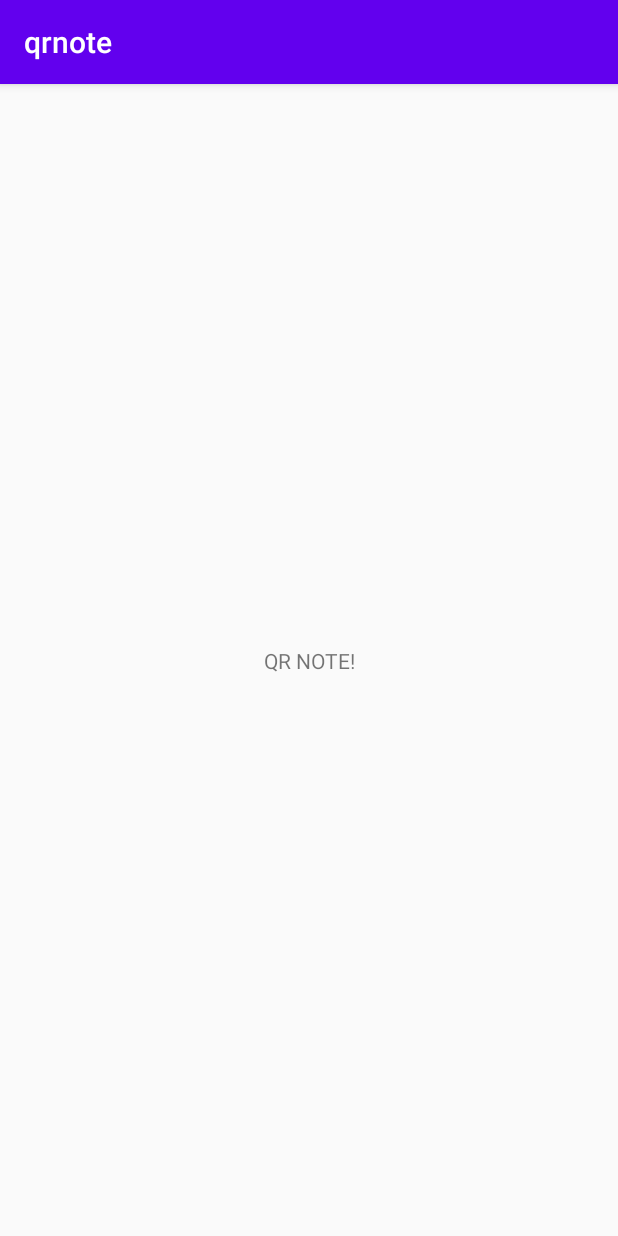
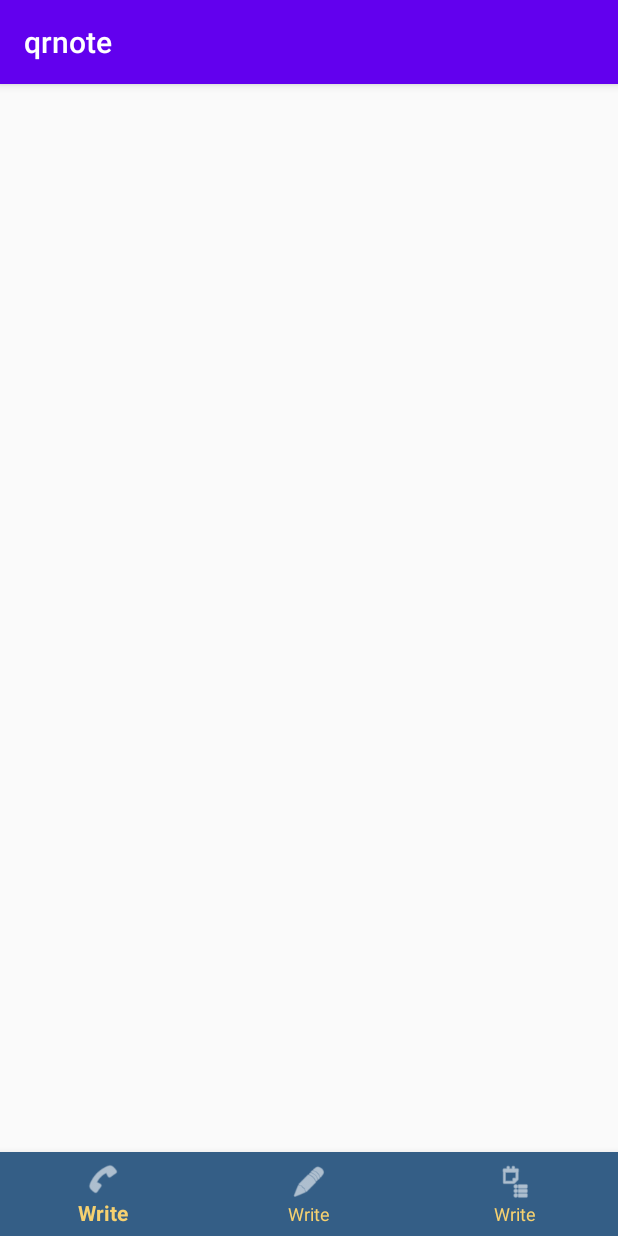
Before and after one commit to InsuJeong77/qrnote, an Android app: the screen it shows after launch (MainActivity), on a phone screen of 412 x 824 dp. Run offline under Robolectric (Android 15) with nearby library versions, the phone set to English and light mode, and no system bars.

Commit message:
bottom view navigator build
Signed-off-by: insujeong <wjddlstn0614@naver.com>

```diff
--- a/app/build.gradle
+++ b/app/build.gradle
@@ -26,6 +26,7 @@ dependencies {
     implementation fileTree(dir: "libs", include: ["*.jar"])
     implementation 'androidx.appcompat:appcompat:1.1.0'
     implementation 'androidx.constraintlayout:constraintlayout:1.1.3'
+    implementation 'com.google.android.material:material:1.0.0'
     testImplementation 'junit:junit:4.12'
     androidTestImplementation 'androidx.test.ext:junit:1.1.1'
     androidTestImplementation 'androidx.test.espresso:espresso-core:3.2.0'
--- a/app/src/main/res/layout/activity_main.xml
+++ b/app/src/main/res/layout/activity_main.xml
@@ -1,18 +1,25 @@
 <?xml version="1.0" encoding="utf-8"?>
-<androidx.constraintlayout.widget.ConstraintLayout xmlns:android="http://schemas.android.com/apk/res/android"
+<RelativeLayout xmlns:android="http://schemas.android.com/apk/res/android"
     xmlns:app="http://schemas.android.com/apk/res-auto"
     xmlns:tools="http://schemas.android.com/tools"
     android:layout_width="match_parent"
     android:layout_height="match_parent"
     tools:context=".MainActivity">
 
-    <TextView
-        android:layout_width="wrap_content"
+    <FrameLayout
+        android:layout_width="match_parent"
+        android:layout_height="match_parent"
+        android:id="@+id/container"></FrameLayout>
+
+    <com.google.android.material.bottomnavigation.BottomNavigationView
+        android:id="@+id/bottom_menu"
+        android:layout_width="match_parent"
         android:layout_height="wrap_content"
-        android:text="QR NOTE!"
-        app:layout_constraintBottom_toBottomOf="parent"
-        app:layout_constraintLeft_toLeftOf="parent"
-        app:layout_constraintRight_toRightOf="parent"
-        app:layout_constraintTop_toTopOf="parent" />
+        android:layout_alignParentBottom="true"
+        android:background="#345E86"
+        app:itemIconTint="#FFFFFF"
+        app:itemTextColor="#f6d170"
+        app:labelVisibilityMode="labeled"
+        app:menu="@menu/bottom_menu"/>
 
-</androidx.constraintlayout.widget.ConstraintLayout>
+</RelativeLayout>
--- a/app/src/main/res/layout/activity_main2.xml
+++ b/app/src/main/res/layout/activity_main2.xml
@@ -6,4 +6,7 @@
     android:layout_height="match_parent"
     tools:context=".MainActivity2">
 
+    <com.google.android.material.bottomnavigation.BottomNavigationView
+        android:layout_width="match_parent"
+        android:layout_height="match_parent" />
 </androidx.constraintlayout.widget.ConstraintLayout>
--- /dev/null
+++ b/app/src/main/res/menu/bottom_menu.xml
@@ -0,0 +1,24 @@
+<?xml version="1.0" encoding="utf-8"?>
+<menu
+    xmlns:android="http://schemas.android.com/apk/res/android"
+    xmlns:app="http://schemas.android.com/apk/res-auto">
+
+    <item
+        android:id = "@+id/first_tab"
+        app:showAsAction="always"
+        android:enabled="true"
+        android:icon="@android:drawable/ic_menu_call"
+        android:title="Write" />
+    <item
+        android:id = "@+id/second_tab"
+        app:showAsAction="always"
+        android:enabled="true"
+        android:icon="@android:drawable/ic_menu_edit"
+        android:title="Write" />
+    <item
+        android:id = "@+id/third_tab"
+        app:showAsAction="always"
+        android:enabled="true"
+        android:icon="@android:drawable/ic_menu_agenda"
+        android:title="Write" />
+</menu>
```
